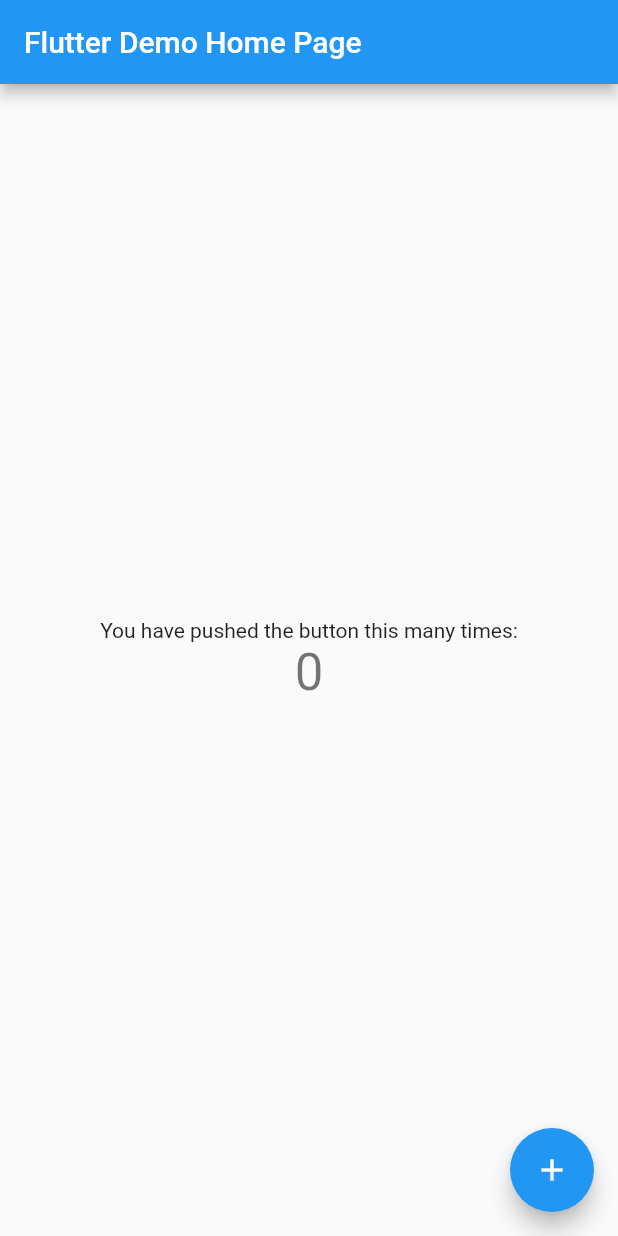
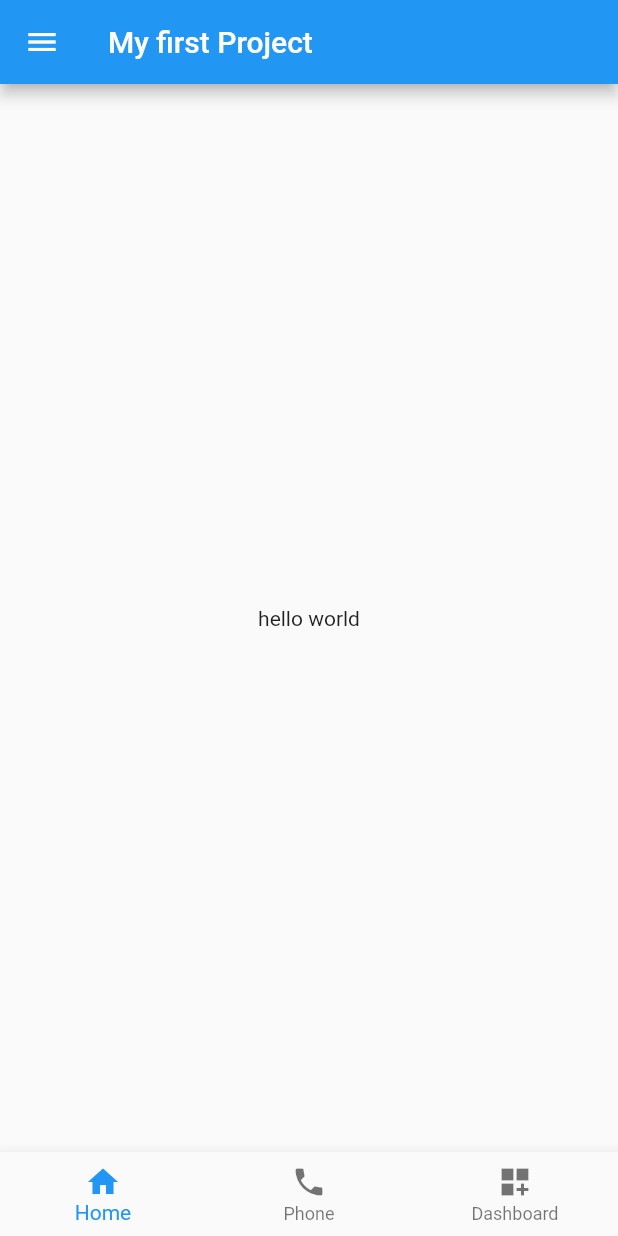
Before and after one commit to ittipop/hello_worlf, a Flutter app: the screen it shows after launch, on a phone screen of 412 x 824 dp. Run offline on Flutter 3.47's test engine with Material 2 defaults, Android fonts, the phone set to English and light mode, and no system bars.

Commit message:
แก้ไข flutter 0.0

```diff
--- a/flutter_application_1/lib/main.dart
+++ b/flutter_application_1/lib/main.dart
@@ -1,113 +1,26 @@
+import 'package:flutter/cupertino.dart';
 import 'package:flutter/material.dart';
 
 void main() {
-  runApp(MyApp());
-}
-
-class MyApp extends StatelessWidget {
-  // This widget is the root of your application.
-  @override
-  Widget build(BuildContext context) {
-    return MaterialApp(
-      title: 'Flutter Demo',
-      theme: ThemeData(
-        // This is the theme of your application.
-        //
-        // Try running your application with "flutter run". You'll see the
-        // application has a blue toolbar. Then, without quitting the app, try
-        // changing the primarySwatch below to Colors.green and then invoke
-        // "hot reload" (press "r" in the console where you ran "flutter run",
-        // or simply save your changes to "hot reload" in a Flutter IDE).
-        // Notice that the counter didn't reset back to zero; the application
-        // is not restarted.
-        primarySwatch: Colors.blue,
+  runApp(MaterialApp(
+    home: Scaffold(
+      drawer: Drawer(
+        child: Text("hello drawer"),
       ),
-      home: MyHomePage(title: 'Flutter Demo Home Page'),
-    );
-  }
-}
-
-class MyHomePage extends StatefulWidget {
-  MyHomePage({Key key, this.title}) : super(key: key);
-
-  // This widget is the home page of your application. It is stateful, meaning
-  // that it has a State object (defined below) that contains fields that affect
-  // how it looks.
-
-  // This class is the configuration for the state. It holds the values (in this
-  // case the title) provided by the parent (in this case the App widget) and
-  // used by the build method of the State. Fields in a Widget subclass are
-  // always marked "final".
-
-  final String title;
-
-  @override
-  _MyHomePageState createState() => _MyHomePageState();
-}
-
-class _MyHomePageState extends State<MyHomePage> {
-  int _counter = 0;
-
-  void _incrementCounter() {
-    setState(() {
-      // This call to setState tells the Flutter framework that something has
-      // changed in this State, which causes it to rerun the build method below
-      // so that the display can reflect the updated values. If we changed
-      // _counter without calling setState(), then the build method would not be
-      // called again, and so nothing would appear to happen.
-      _counter++;
-    });
-  }
-
-  @override
-  Widget build(BuildContext context) {
-    // This method is rerun every time setState is called, for instance as done
-    // by the _incrementCounter method above.
-    //
-    // The Flutter framework has been optimized to make rerunning build methods
-    // fast, so that you can just rebuild anything that needs updating rather
-    // than having to individually change instances of widgets.
-    return Scaffold(
       appBar: AppBar(
-        // Here we take the value from the MyHomePage object that was created by
-        // the App.build method, and use it to set our appbar title.
-        title: Text(widget.title),
+        title: Text("My first Project"),
       ),
       body: Center(
-        // Center is a layout widget. It takes a single child and positions it
-        // in the middle of the parent.
-        child: Column(
-          // Column is also a layout widget. It takes a list of children and
-          // arranges them vertically. By default, it sizes itself to fit its
-          // children horizontally, and tries to be as tall as its parent.
-          //
-          // Invoke "debug painting" (press "p" in the console, choose the
-          // "Toggle Debug Paint" action from the Flutter Inspector in Android
-          // Studio, or the "Toggle Debug Paint" command in Visual Studio Code)
-          // to see the wireframe for each widget.
-          //
-          // Column has various properties to control how it sizes itself and
-          // how it positions its children. Here we use mainAxisAlignment to
-          // center the children vertically; the main axis here is the vertical
-          // axis because Columns are vertical (the cross axis would be
-          // horizontal).
-          mainAxisAlignment: MainAxisAlignment.center,
-          children: <Widget>[
-            Text(
-              'You have pushed the button this many times:',
-            ),
-            Text(
-              '$_counter',
-              style: Theme.of(context).textTheme.headline4,
-            ),
-          ],
-        ),
+        child: Text("hello world"),
       ),
-      floatingActionButton: FloatingActionButton(
-        onPressed: _incrementCounter,
-        tooltip: 'Increment',
-        child: Icon(Icons.add),
-      ), // This trailing comma makes auto-formatting nicer for build methods.
-    );
-  }
+      bottomNavigationBar: BottomNavigationBar(
+        items: [
+          BottomNavigationBarItem(icon: Icon(Icons.home), label: "Home"),
+          BottomNavigationBarItem(icon: Icon(Icons.phone), label: "Phone"),
+          BottomNavigationBarItem(
+              icon: Icon(Icons.dashboard_customize), label: "Dashboard"),
+        ],
+      ),
+    ),
+  ));
 }
```
